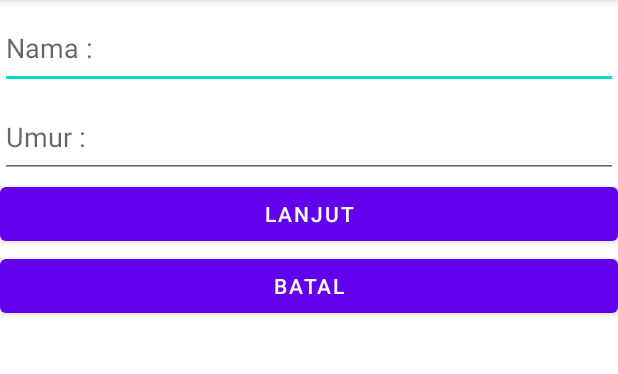
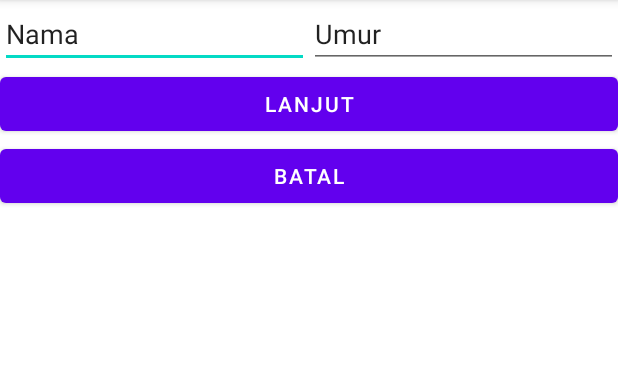
Before and after one commit to HafniSetiadi/Homework4, an Android app: the LinearLayout screen opened directly, with no data from a screen before it, on a phone screen of 412 x 824 dp, the part 84-458 px from its top. Run offline under Robolectric (Android 15) with nearby library versions, the phone set to English and light mode, and no system bars.

Commit message:
linear fixed

```diff
--- a/app/src/main/AndroidManifest.xml
+++ b/app/src/main/AndroidManifest.xml
@@ -13,6 +13,24 @@
         android:supportsRtl="true"
         android:theme="@style/Theme.Homework4"
         tools:targetApi="31">
+        <activity
+            android:name=".ImageSize"
+            android:exported="true">
+            <intent-filter>
+                <action android:name="android.intent.action.MAIN" />
+
+                <category android:name="android.intent.category.LAUNCHER" />
+            </intent-filter>
+        </activity>
+        <activity
+            android:name=".Sceolltest"
+            android:exported="true">
+            <intent-filter>
+                <action android:name="android.intent.action.MAIN" />
+
+                <category android:name="android.intent.category.LAUNCHER" />
+            </intent-filter>
+        </activity>
         <activity
             android:name=".ConstraintLayout"
             android:exported="true">
--- a/app/src/main/res/layout/activity_linear_layout.xml
+++ b/app/src/main/res/layout/activity_linear_layout.xml
@@ -3,40 +3,57 @@
     xmlns:android="http://schemas.android.com/apk/res/android"
     xmlns:app="http://schemas.android.com/apk/res-auto"
     xmlns:tools="http://schemas.android.com/tools"
+    android:id="@+id/Setiadi"
     android:layout_width="match_parent"
-    android:layout_height="match_parent"
-    tools:context=".LinearLayout"
-    android:weightSum="30"
+    android:layout_height="wrap_content"
+    android:layout_weight="10"
     android:orientation="vertical"
-    >
+    tools:context=".LinearLayout">
 
-    <EditText
-        android:id="@+id/edit_name"
+    <LinearLayout
         android:layout_width="match_parent"
         android:layout_height="wrap_content"
-        android:hint="Nama : "
-        android:layout_weight="1"
-        android:paddingBottom="5dp"
-        />
-    <EditText
-        android:id="@+id/edit_age"
+        android:layout_weight="2"
+        android:orientation="horizontal">
+
+
+        <EditText
+            android:id="@+id/isinama"
+            android:layout_width="match_parent"
+            android:layout_height="wrap_content"
+            android:layout_weight="5"
+            android:text="Nama" />
+
+        <EditText
+            android:id="@+id/isiumur"
+            android:layout_width="match_parent"
+            android:layout_height="match_parent"
+            android:layout_weight="5"
+            android:text="Umur" />
+
+    </LinearLayout>
+
+    <LinearLayout
         android:layout_width="match_parent"
         android:layout_height="wrap_content"
-        android:hint="Umur :"
-        android:layout_weight="1"
-        android:paddingBottom="5dp"/>
-    <Button
-        android:id="@+id/button_continue1"
-        android:layout_width="match_parent"
-        android:layout_height="wrap_content"
-        android:text="Lanjut"
-        />
-    <Button
-        android:id="@+id/button_continue2"
-        android:layout_width="match_parent"
-        android:layout_height="wrap_content"
-        android:text="Batal"
-        />
+        android:layout_weight="2"
+        android:orientation="vertical">
 
 
+        <Button
+            android:id="@+id/isilanjut"
+            android:layout_width="match_parent"
+            android:layout_height="wrap_content"
+            android:layout_weight="5"
+            android:text="Lanjut" />
+
+        <Button
+            android:id="@+id/isibatal"
+            android:layout_width="match_parent"
+            android:layout_height="wrap_content"
+            android:layout_weight="5"
+            android:text="Batal" />
+
+    </LinearLayout>
+
 </LinearLayout>
```
Also changed, not shown: app/src/main/res/drawable-hdpi/icon.png (added), app/src/main/res/drawable-mdpi/icon.png (added), app/src/main/res/drawable-v24/iconmdp.png (added), app/src/main/res/drawable-xhdpi/icon.png (added), app/src/main/res/drawable-xxhdpi/icon.png (added), app/src/main/res/drawable-xxxhdpi/icon.png (added).
